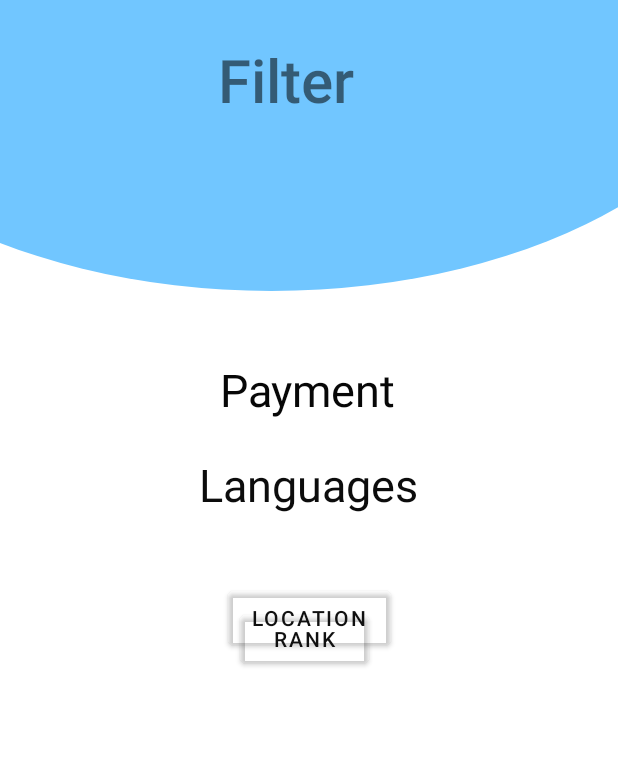
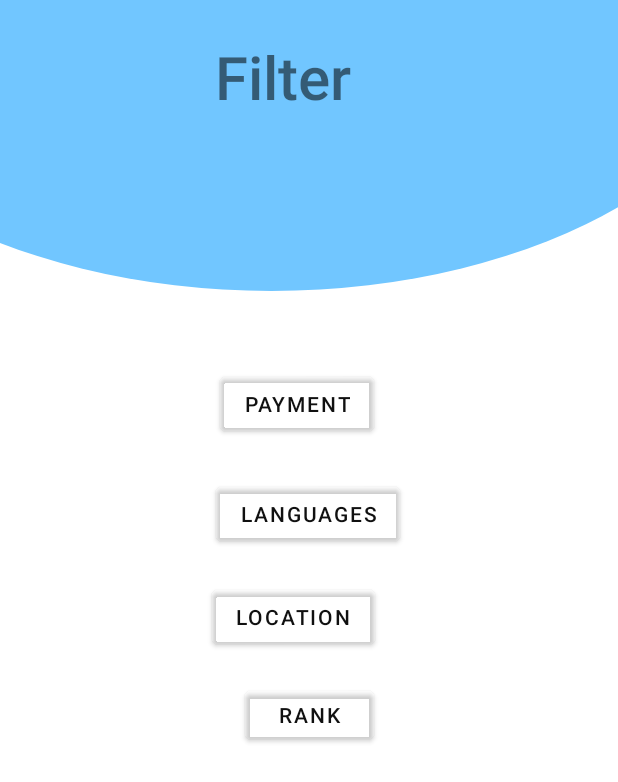
Before and after one commit to 0xAlon/GetJob, an Android app: the screen it shows after launch (Filter), on a phone screen of 412 x 824 dp. Shown: the top 782 px of the screen. Run offline under Robolectric (Android 15) with nearby library versions, the phone set to English and light mode, and no system bars.

Commit message:
Few more filters
Like it was with rank and location filters i added languages and payment filter with option for each of them to cancek filter and came back to filter menu

```diff
--- a/app/src/main/AndroidManifest.xml
+++ b/app/src/main/AndroidManifest.xml
@@ -13,7 +13,9 @@
         android:roundIcon="@mipmap/ic_launcher_round"
         android:supportsRtl="true"
         android:theme="@style/Theme.GetJob">
-        <activity android:name=".rank_filter"></activity>
+        <activity android:name=".PaymentActivity"></activity>
+        <activity android:name=".LanguagesActivity" />
+        <activity android:name=".rank_filter" />
         <activity android:name=".Location" />
         <activity android:name=".Filter">
             <intent-filter>
--- a/app/src/main/res/layout/activity_filter.xml
+++ b/app/src/main/res/layout/activity_filter.xml
@@ -8,20 +8,7 @@
     tools:context=".Filter">
 
 
-    <TextView
-        android:id="@+id/textView"
-        android:layout_width="150dp"
-        android:layout_height="70dp"
-        android:gravity="center"
-        android:text="@string/filter"
-        android:textSize="40sp"
-        android:fontFamily="sans-serif-medium"
-        app:layout_constraintBottom_toBottomOf="parent"
-        app:layout_constraintEnd_toEndOf="parent"
-        app:layout_constraintHorizontal_bias="0.444"
-        app:layout_constraintStart_toStartOf="parent"
-        app:layout_constraintTop_toTopOf="parent"
-        app:layout_constraintVertical_bias="0.024" />
+
 
     <Button
         android:id="@+id/button2"
@@ -42,42 +29,6 @@
         app:layout_constraintTop_toTopOf="parent"
         app:layout_constraintVertical_bias="0.93" />
 
-    <TextView
-        android:id="@+id/textView2"
-        android:layout_width="wrap_content"
-        android:layout_height="wrap_content"
-        android:layout_marginStart="23dp"
-        android:layout_marginTop="75dp"
-        android:layout_marginEnd="23dp"
-        android:layout_marginBottom="75dp"
-        android:text="@string/payment"
-        android:textColor="#070707"
-        android:textColorHint="#0B0A0A"
-        android:textSize="30sp"
-        app:layout_constraintBottom_toBottomOf="parent"
-        app:layout_constraintEnd_toEndOf="parent"
-        app:layout_constraintHorizontal_bias="0.498"
-        app:layout_constraintStart_toStartOf="parent"
-        app:layout_constraintTop_toTopOf="parent"
-        app:layout_constraintVertical_bias="0.259" />
-
-    <TextView
-        android:id="@+id/textView3"
-        android:layout_width="wrap_content"
-        android:layout_height="wrap_content"
-        android:layout_marginStart="23dp"
-        android:layout_marginEnd="23dp"
-        android:layout_marginBottom="91dp"
-        android:text="@string/languages"
-        android:textColor="#0C0C0C"
-        android:textSize="30sp"
-        app:layout_constraintBottom_toTopOf="@+id/button2"
-        app:layout_constraintEnd_toEndOf="parent"
-        app:layout_constraintHorizontal_bias="0.497"
-        app:layout_constraintStart_toStartOf="parent"
-        app:layout_constraintTop_toBottomOf="@+id/textView2"
-        app:layout_constraintVertical_bias="0.055" />
-
     <Button
         android:id="@+id/button4"
         android:layout_width="wrap_content"
@@ -87,22 +38,86 @@
         android:textColor="#101010"
         app:layout_constraintBottom_toBottomOf="parent"
         app:layout_constraintEnd_toEndOf="parent"
+        app:layout_constraintHorizontal_bias="0.465"
         app:layout_constraintStart_toStartOf="parent"
+
         app:layout_constraintTop_toTopOf="parent"
+        app:layout_constraintVertical_bias="0.499" />
 
-        />
+    <Button
+        android:id="@+id/button3"
+        android:layout_width="wrap_content"
+        android:layout_height="wrap_content"
+        android:backgroundTint="#0071C6FF"
+        android:text="@string/languages"
+        android:textColor="#101010"
+        app:layout_constraintBottom_toBottomOf="parent"
+        app:layout_constraintEnd_toEndOf="parent"
+        app:layout_constraintHorizontal_bias="0.498"
+        app:layout_constraintStart_toStartOf="parent"
+
+        app:layout_constraintTop_toTopOf="parent"
+        app:layout_constraintVertical_bias="0.411" />
+
+    <Button
+        android:id="@+id/button6"
+        android:layout_width="wrap_content"
+        android:layout_height="wrap_content"
+        android:backgroundTint="#0071C6FF"
+        android:text="@string/payment"
+        android:textColor="#101010"
+        app:layout_constraintBottom_toBottomOf="parent"
+        app:layout_constraintEnd_toEndOf="parent"
+        app:layout_constraintHorizontal_bias="0.475"
+        app:layout_constraintStart_toStartOf="parent"
+
+        app:layout_constraintTop_toTopOf="parent"
+        app:layout_constraintVertical_bias="0.316" />
 
     <Button
         android:id="@+id/button5"
         android:layout_width="86dp"
         android:layout_height="44dp"
-        android:layout_marginStart="160dp"
-        android:layout_marginTop="404dp"
         android:backgroundTint="#0071C6FF"
         android:text="@string/Rank"
         android:textColor="#101010"
+        app:layout_constraintBottom_toBottomOf="parent"
+        app:layout_constraintEnd_toEndOf="parent"
         app:layout_constraintStart_toStartOf="parent"
-        app:layout_constraintTop_toTopOf="parent" />
+        app:layout_constraintTop_toTopOf="parent"
+        app:layout_constraintVertical_bias="0.583" />
+
+    <LinearLayout
+        android:layout_width="165dp"
+        android:layout_height="57dp"
+        android:layout_marginStart="120dp"
+        android:layout_marginTop="24dp"
+        android:layout_marginEnd="100dp"
+        android:layout_marginBottom="180dp"
+        android:orientation="vertical"
+        app:layout_constraintBottom_toBottomOf="parent"
+        app:layout_constraintEnd_toEndOf="parent"
+        app:layout_constraintHorizontal_bias="0.0"
+        app:layout_constraintStart_toStartOf="parent"
+        app:layout_constraintTop_toTopOf="parent"
+        app:layout_constraintVertical_bias="0.0">
+
+        <TextView
+            android:id="@+id/textView"
+            android:layout_width="138dp"
+            android:layout_height="53dp"
+            android:fontFamily="sans-serif-medium"
+            android:gravity="center"
+            android:text="@string/filter"
+            android:textSize="40sp"
+            app:layout_constraintBottom_toBottomOf="parent"
+            app:layout_constraintEnd_toEndOf="parent"
+            app:layout_constraintHorizontal_bias="0.468"
+            app:layout_constraintStart_toStartOf="parent"
+            app:layout_constraintTop_toTopOf="parent"
+            app:layout_constraintVertical_bias="0.023" />
+
+    </LinearLayout>
 
 
 </androidx.constraintlayout.widget.ConstraintLayout>
--- a/app/src/main/res/values/strings.xml
+++ b/app/src/main/res/values/strings.xml
@@ -3,8 +3,6 @@
     <string name="filter">Filter</string>
     <string name="complete">Complete</string>
     <string name="Payment">Switch</string>
-    <string name="payment">Payment</string>
-    <string name="languages">Languages</string>
     <string name="location_filter">Location Filter</string>
     <string name="cancel_and_return_to_filter_menu">cancel and return to filter menu</string>
     <string name="location">Location</string>
@@ -16,5 +14,9 @@
     <string name="average_score_2">Average score 2</string>
     <string name="average_score_1">Average score 1</string>
     <string name="select_filter_options_and_press_complete">select filter options and press complete:</string>
+    <string name="languages">Languages</string>
+    <string name="payment">Payment</string>
+    <string name="languages_filter">Languages Filter</string>
+    <string name="payment_filter">Payment Filter</string>
 
 </resources>
```
Also changed, not shown: app/src/main/java/com/team3/getjob/Filter.java (+22 -4 lines), app/src/main/java/com/team3/getjob/LanguagesActivity.java (added, +27 -0 lines), app/src/main/java/com/team3/getjob/PaymentActivity.java (added, +27 -0 lines), app/src/main/res/layout/activity_languages.xml (added, +55 -0 lines), app/src/main/res/layout/activity_payment.xml (added, +55 -0 lines), 22 other files.
